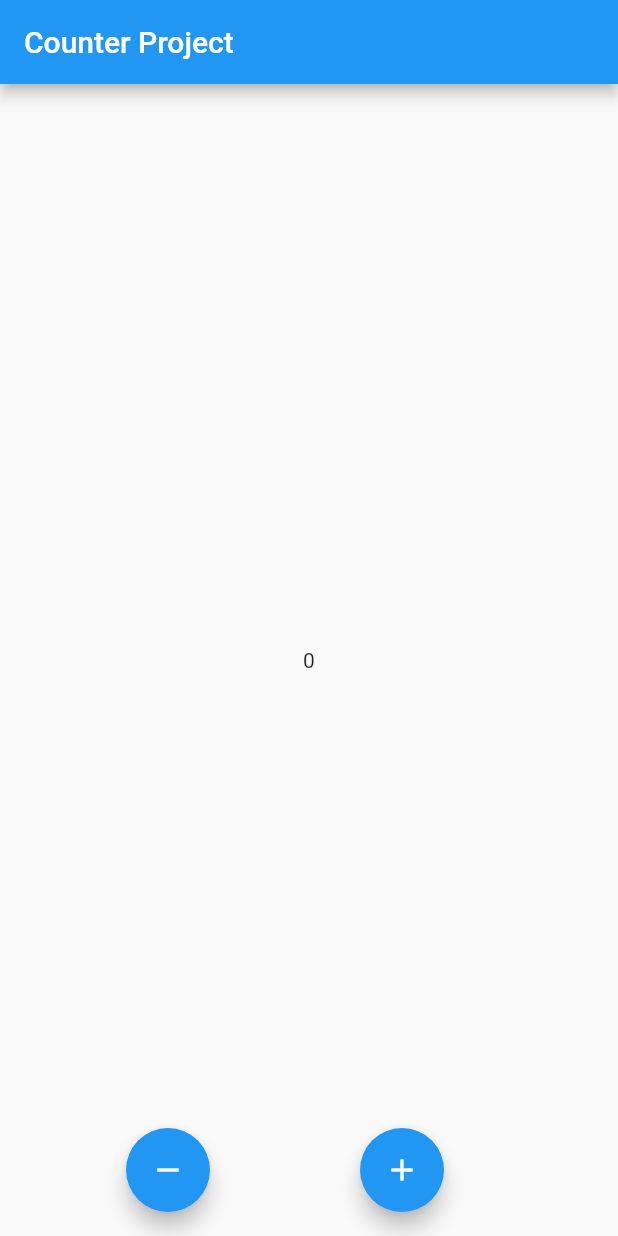
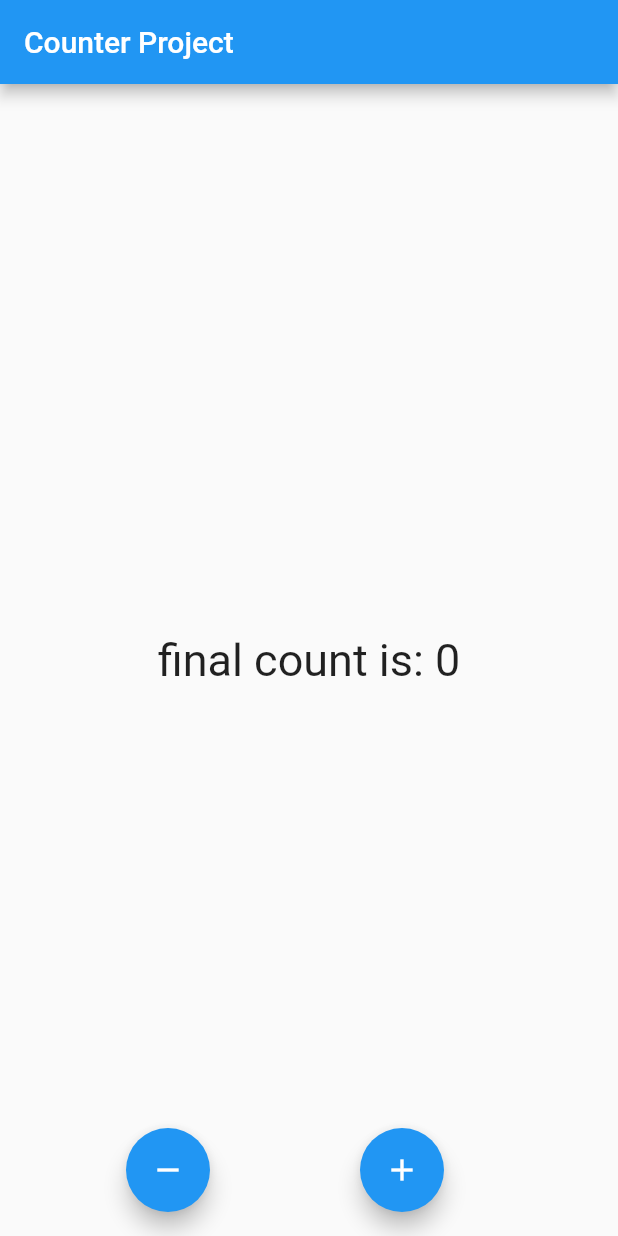
Before and after one commit to Sammyowei/learning_riverpod, a Flutter app: the screen it shows after launch, on a phone screen of 412 x 824 dp. Run offline on Flutter 3.47's test engine with Material 2 defaults, Android fonts, the phone set to English and light mode, and no system bars; our stand-ins replace flutter_riverpod.

Commit message:
Counter project is completed.

```diff
--- a/lib/counter_project/counter_project.dart
+++ b/lib/counter_project/counter_project.dart
@@ -17,7 +17,11 @@ class CounterHome extends ConsumerWidget {
           child: Consumer(
             builder: (context, ref, _) {
               final count = ref.watch(counterProvider);
-              return Text("$count");
+              return Text(
+                "final count is: $count",
+                style:
+                    const TextStyle(fontSize: 30, fontWeight: FontWeight.w400),
+              );
             },
           ),
         ),
```
